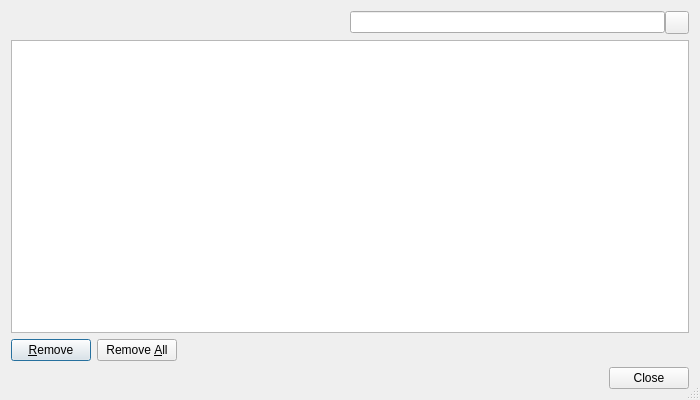
Qt form Helpviewer/UserAgent/UserAgentsDialog.ui (testmana2/test) before a commit.
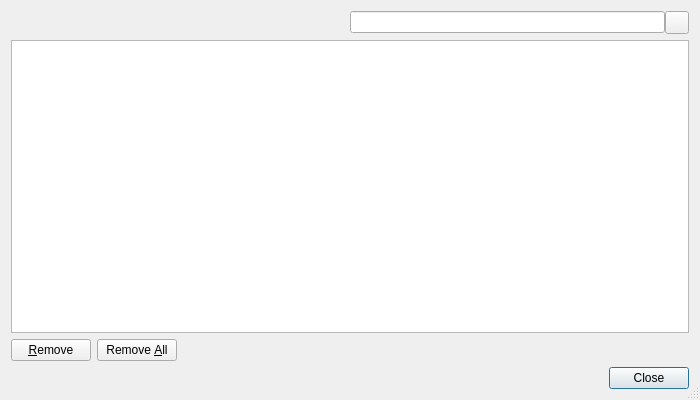
The same form after that commit. Custom widgets are drawn as their Qt base class.

```diff
--- a/Helpviewer/UserAgent/UserAgentsDialog.ui
+++ b/Helpviewer/UserAgent/UserAgentsDialog.ui
@@ -87,6 +87,9 @@
        <property name="text">
         <string>&amp;Remove</string>
        </property>
+       <property name="autoDefault">
+        <bool>false</bool>
+       </property>
       </widget>
      </item>
      <item>
@@ -97,6 +100,9 @@
        <property name="text">
         <string>Remove &amp;All</string>
        </property>
+       <property name="autoDefault">
+        <bool>false</bool>
+       </property>
       </widget>
      </item>
      <item>
```
